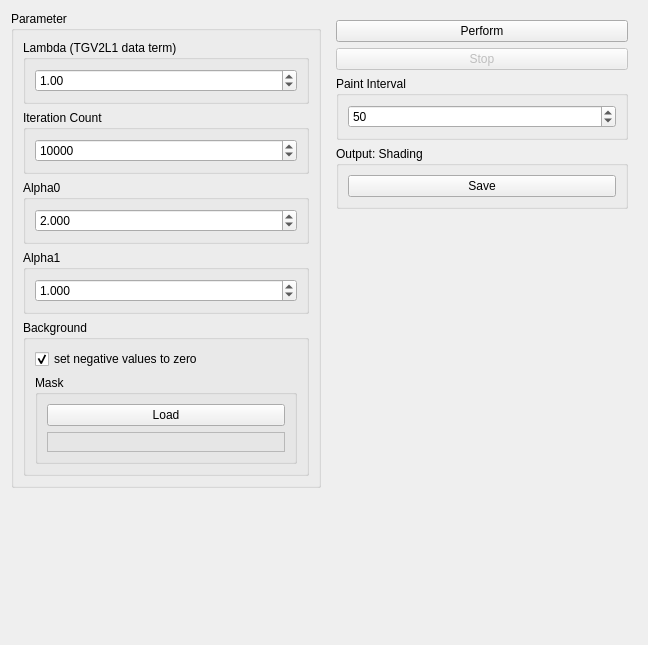
josefkoller/ambient_image_processor, file source/modules/tgv_deshade/TGVDeshadeWidget.ui: the form before one commit.
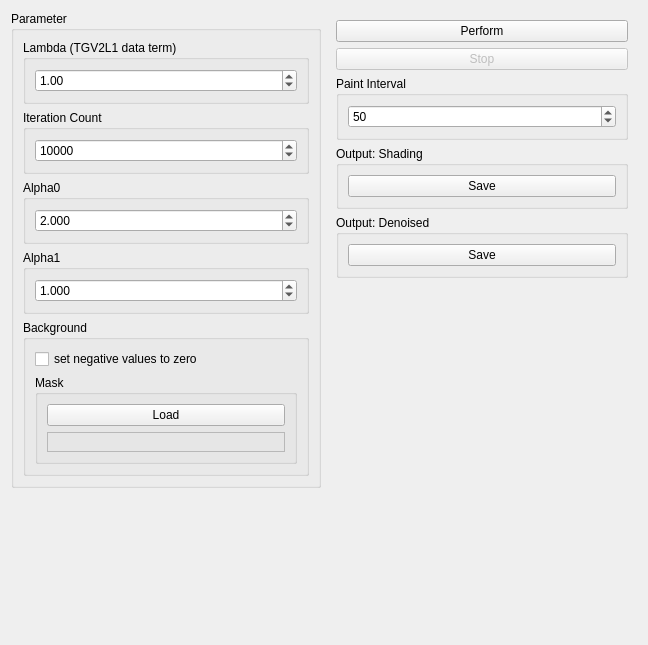
The form after the commit.

Commit message: removed inner_frame of view widget. tgv deshade additionally returns and show the denoised image

The edit to the form file:
```diff
--- a/source/modules/tgv_deshade/TGVDeshadeWidget.ui
+++ b/source/modules/tgv_deshade/TGVDeshadeWidget.ui
@@ -134,9 +134,12 @@
            <property name="text">
             <string>set negative values to zero</string>
            </property>
-           <property name="checked">
+           <property name="checkable">
             <bool>true</bool>
            </property>
+           <property name="checked">
+            <bool>false</bool>
+           </property>
           </widget>
          </item>
          <item>
@@ -224,7 +227,7 @@
        </widget>
       </item>
       <item>
-       <widget class="QGroupBox" name="denoised_frame">
+       <widget class="QGroupBox" name="shading_frame">
         <property name="title">
          <string>Output: Shading</string>
         </property>
@@ -239,6 +242,22 @@
         </layout>
        </widget>
       </item>
+      <item>
+       <widget class="QGroupBox" name="denoised_frame">
+        <property name="title">
+         <string>Output: Denoised</string>
+        </property>
+        <layout class="QVBoxLayout" name="verticalLayout_11">
+         <item>
+          <widget class="QPushButton" name="save_denoised_button">
+           <property name="text">
+            <string>Save</string>
+           </property>
+          </widget>
+         </item>
+        </layout>
+       </widget>
+      </item>
      </layout>
     </widget>
    </item>
```
The commit also changes 10 other files.
